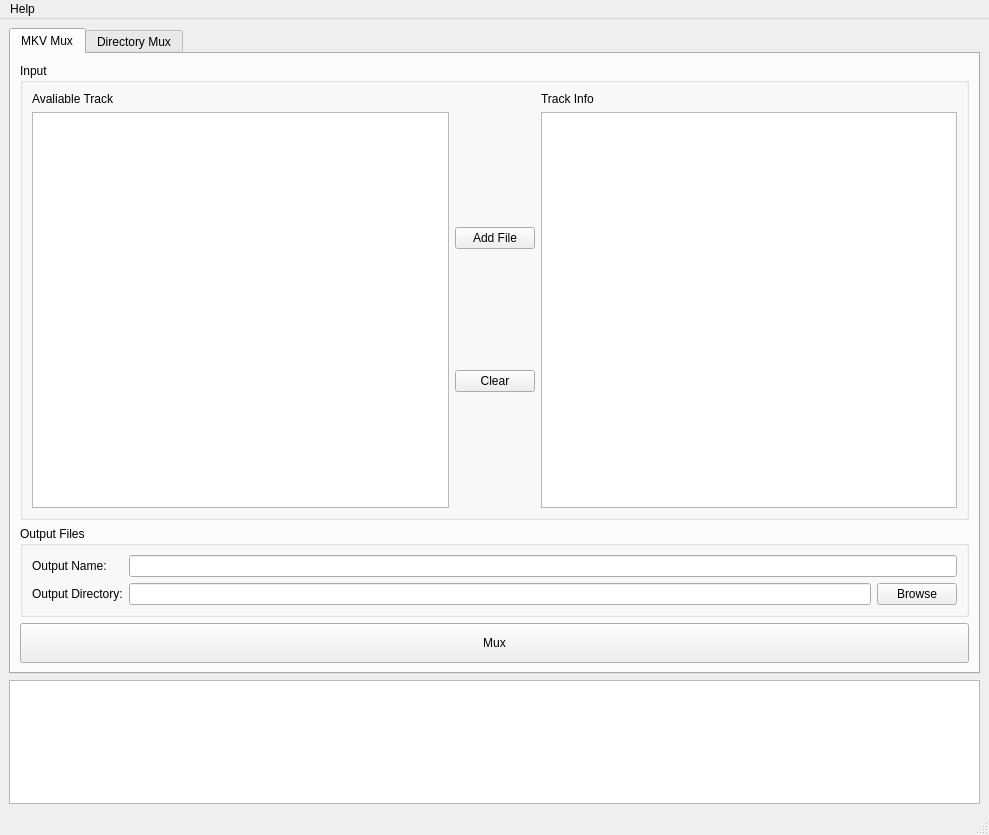
Above: home.ui from a-drianchan/AnotherMKVMuxGUI before the change. Below: the same form after it.
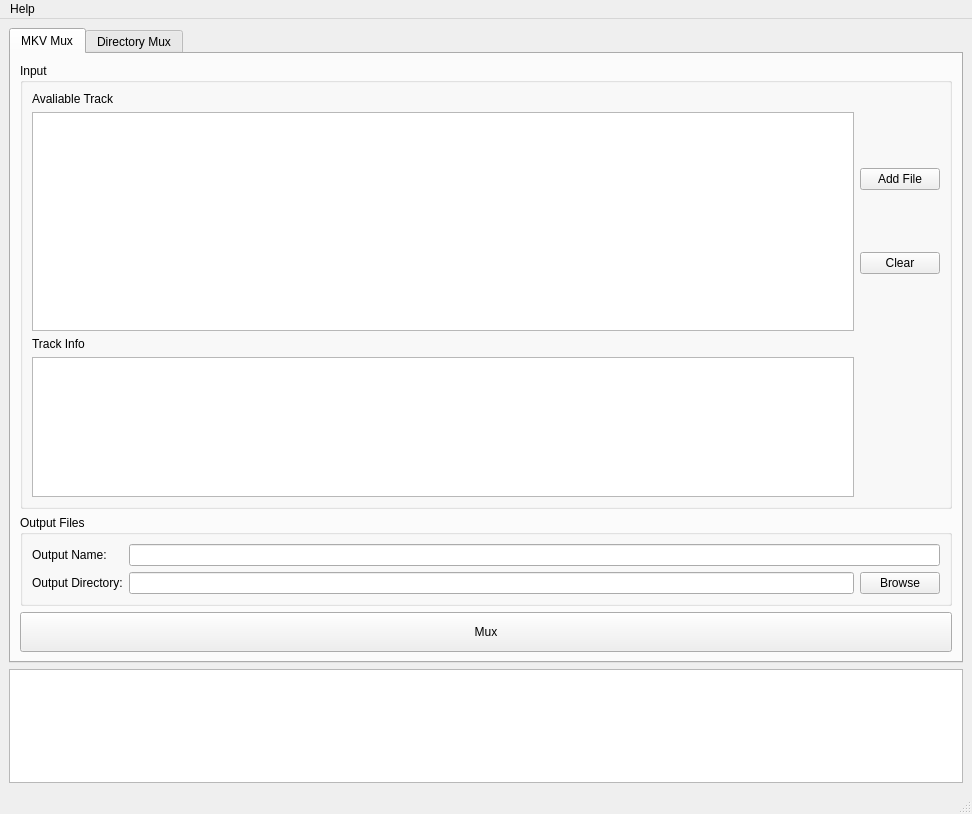
That is the form after the change.

Patch:
```diff
--- a/home.ui
+++ b/home.ui
@@ -6,8 +6,8 @@
    <rect>
     <x>0</x>
     <y>0</y>
-    <width>989</width>
-    <height>835</height>
+    <width>972</width>
+    <height>814</height>
    </rect>
   </property>
   <property name="windowTitle">
@@ -31,6 +31,13 @@
            <string>Input</string>
           </property>
           <layout class="QGridLayout" name="gridLayout_5">
+           <item row="2" column="1">
+            <widget class="QLabel" name="label_single_trackinfo">
+             <property name="text">
+              <string>Track Info</string>
+             </property>
+            </widget>
+           </item>
            <item row="0" column="1">
             <widget class="QLabel" name="label_single_avaltrack">
              <property name="sizePolicy">
@@ -50,6 +57,13 @@
              </property>
             </widget>
            </item>
+           <item row="1" column="1">
+            <widget class="QListWidget" name="list_single_avaltrack">
+             <property name="viewMode">
+              <enum>QListView::ListMode</enum>
+             </property>
+            </widget>
+           </item>
            <item row="1" column="2">
             <layout class="QVBoxLayout" name="verticalLayout_2">
              <item>
@@ -68,23 +82,34 @@
              </item>
             </layout>
            </item>
-           <item row="0" column="3">
-            <widget class="QLabel" name="label_single_trackinfo">
-             <property name="text">
-              <string>Track Info</string>
+           <item row="3" column="1">
+            <widget class="QListWidget" name="list_single_trackinfo">
+             <property name="sizePolicy">
+              <sizepolicy hsizetype="Expanding" vsizetype="Fixed">
+               <horstretch>0</horstretch>
+               <verstretch>0</verstretch>
+              </sizepolicy>
              </property>
-            </widget>
-           </item>
-           <item row="1" column="1">
-            <widget class="QListWidget" name="list_single_avaltrack">
-             <property name="viewMode">
-              <enum>QListView::ListMode</enum>
+             <property name="minimumSize">
+              <size>
+               <width>0</width>
+               <height>0</height>
+              </size>
              </property>
+             <property name="maximumSize">
+              <size>
+               <width>16777215</width>
+               <height>140</height>
+              </size>
+             </property>
+             <property name="baseSize">
+              <size>
+               <width>0</width>
+               <height>140</height>
+              </size>
+             </property>
             </widget>
            </item>
-           <item row="1" column="3">
-            <widget class="QListWidget" name="list_single_trackinfo"/>
-           </item>
           </layout>
          </widget>
         </item>
@@ -284,7 +309,7 @@
     <rect>
      <x>0</x>
      <y>0</y>
-     <width>989</width>
+     <width>972</width>
      <height>21</height>
     </rect>
    </property>
```
